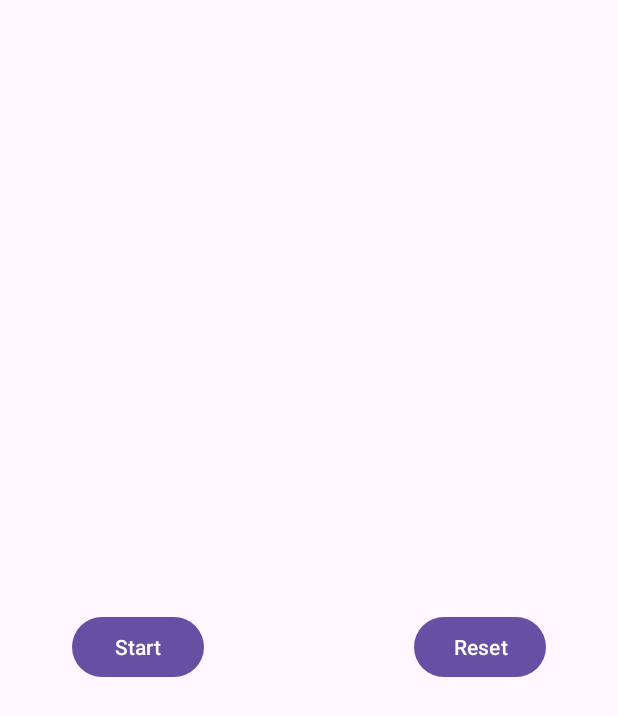
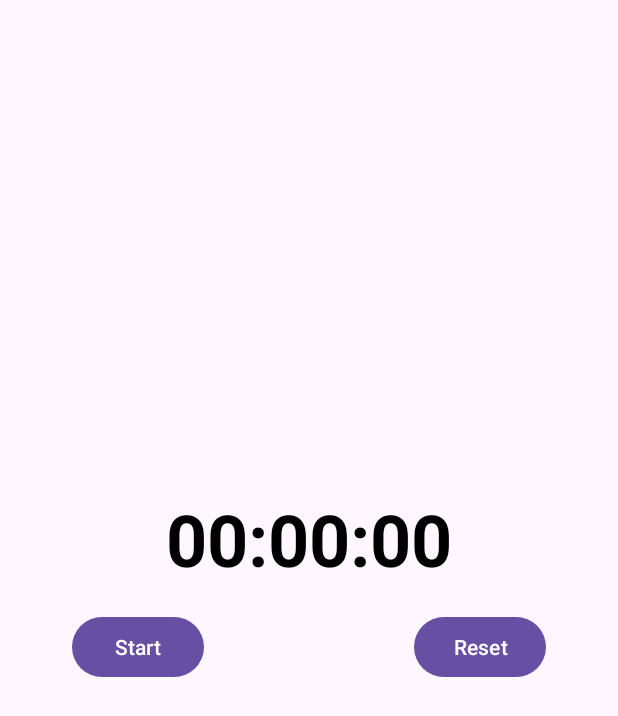
Before and after one commit to aroranubhav/StopWatch, an Android app: the screen it shows after launch (StopWatchActivity), on a phone screen of 412 x 824 dp. Shown: the top 716 px of the screen. Run offline under Robolectric (Android 15) with nearby library versions, the phone set to English and light mode, and no system bars; 6 statements that could not run were skipped.

Commit message:
Update ui default text

```diff
--- a/app/src/main/res/layout/activity_stop_watch.xml
+++ b/app/src/main/res/layout/activity_stop_watch.xml
@@ -21,7 +21,7 @@
         app:layout_constraintStart_toStartOf="parent"
         app:layout_constraintTop_toTopOf="parent"
         app:layout_constraintVertical_bias="0.43"
-        tools:text="00:00:00" />
+        android:text="00:00:00" />
 
     <Button
         android:id="@+id/btnTimer"
```
